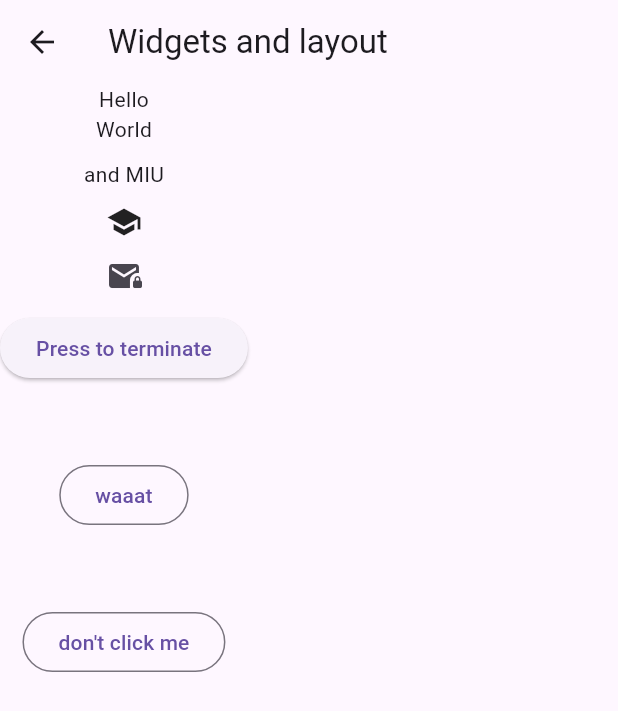
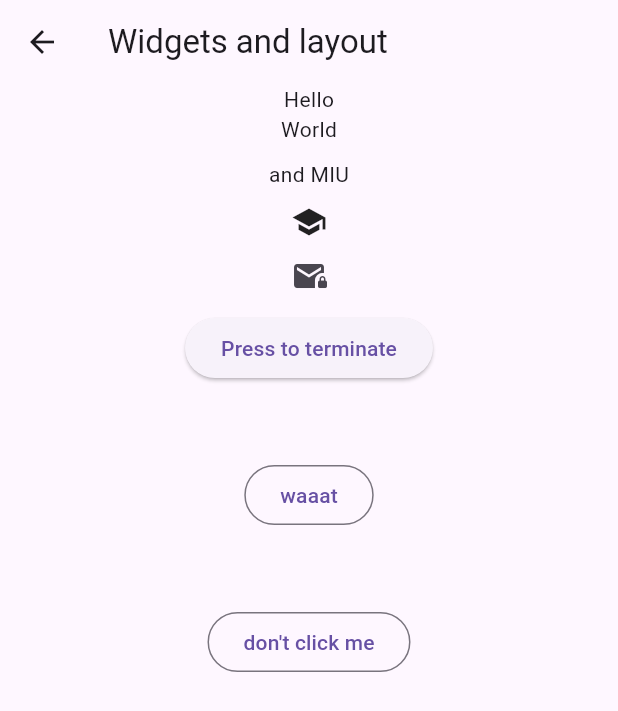
Before and after one commit to 1onest4r/Leran, a Flutter app: the WidgetsLayoutDemo screen opened directly, on a phone screen of 412 x 824 dp. Shown: the top 711 px of the screen. Run offline on Flutter 3.47's test engine with Material 3 defaults, Android fonts, the phone set to English and light mode, and no system bars.

Commit message:
last update for clas

```diff
--- a/lib/widgets_layout_demo.dart
+++ b/lib/widgets_layout_demo.dart
@@ -7,14 +7,22 @@ class WidgetsLayoutDemo extends StatelessWidget {
   Widget build(BuildContext context) {
     return Scaffold(
       appBar: AppBar(title: Text("Widgets and layout")),
-      body: Column(
+      body: SingleChildScrollView(
+        child: Center(
+          child: Column(
             children: [
               Text("Hello"),
               Text("World"),
-          Padding(padding: const EdgeInsets.all(10.0), child: Text("and MIU")),
+              Padding(
+                padding: const EdgeInsets.all(10.0),
+                child: Text("and MIU"),
+              ),
               Icon(Icons.school),
               IconButton(onPressed: () {}, icon: Icon(Icons.mail_lock)),
-          ElevatedButton(onPressed: () {}, child: Text("Press to terminate")),
+              ElevatedButton(
+                onPressed: () {},
+                child: Text("Press to terminate"),
+              ),
               SizedBox(height: 50),
               OutlinedButton(
                 onPressed: () {
@@ -31,6 +39,8 @@ class WidgetsLayoutDemo extends StatelessWidget {
               ),
             ],
           ),
+        ),
+      ),
     );
   }
 }
```
Lines whose indentation alone changed are shown as unchanged.
